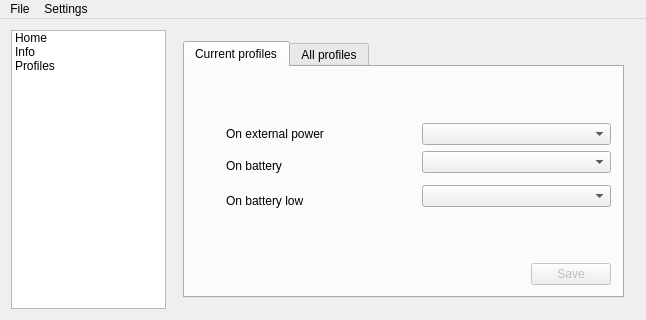
The window that src-qt5/pc-power/pc-power/mainwindow.ui (yurkis/pcbsd) describes before a commit, drawn with Qt 5.
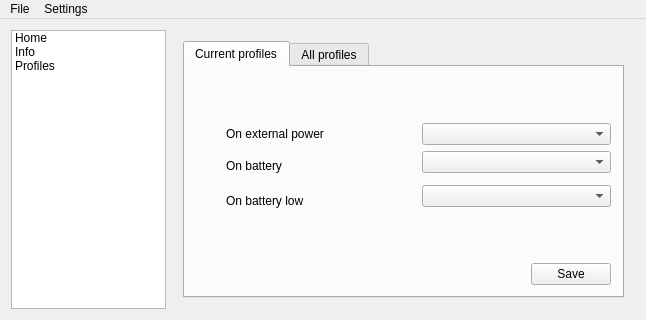
The same window after the commit. The open tabs and pages were chosen to show the change. Icons and pictures are not drawn.

Diff of the .ui file:
```diff
--- a/src-qt5/pc-power/pc-power/mainwindow.ui
+++ b/src-qt5/pc-power/pc-power/mainwindow.ui
@@ -669,7 +669,7 @@
               <item>
                <widget class="QPushButton" name="pushButton">
                 <property name="enabled">
-                 <bool>false</bool>
+                 <bool>true</bool>
                 </property>
                 <property name="text">
                  <string>Save</string>
```
Left out of the diff: 4 changed lines with no effect on the pictures.
